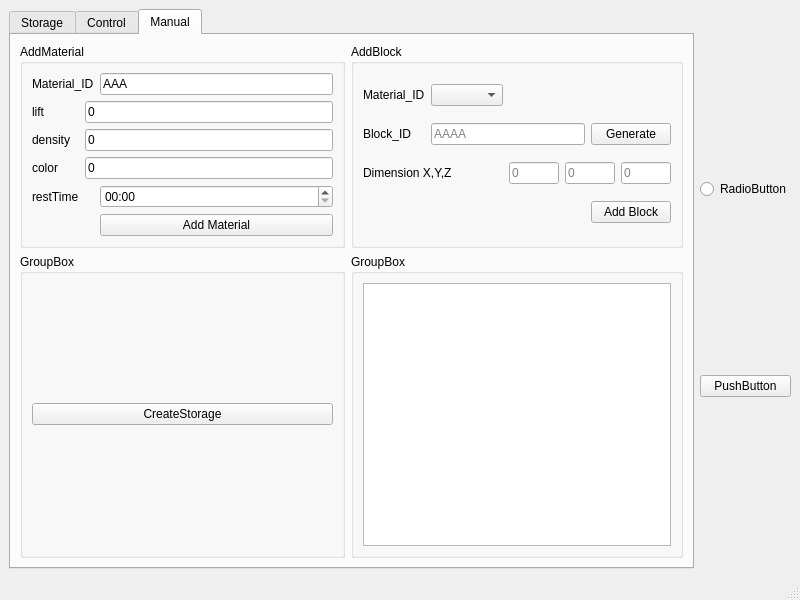
The window that GestMag/GUI/GestMagUI.ui (Obbart/SoftEng_GestMag) describes before a commit, drawn with Qt 5.
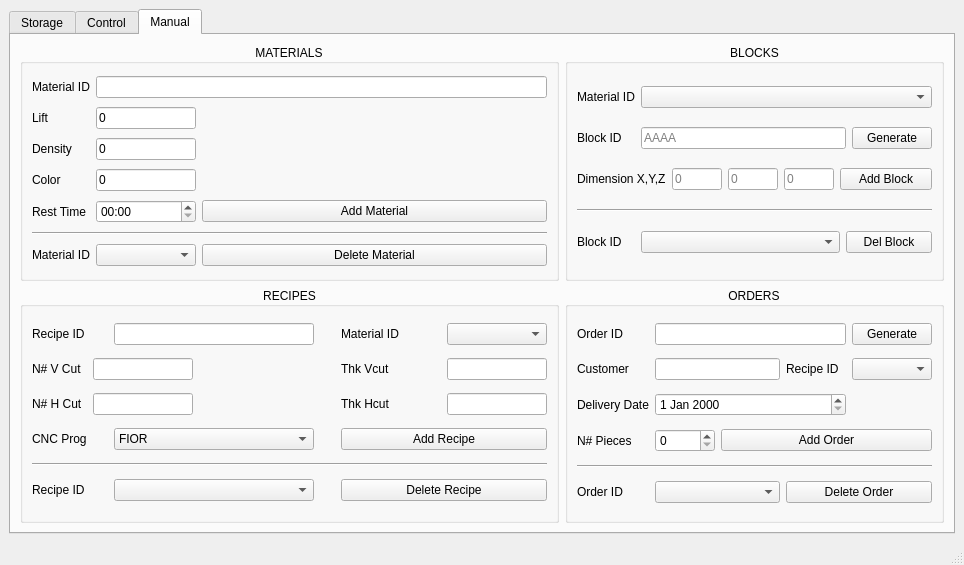
The same window after the commit.

Patch:
```diff
--- a/GestMag/GUI/GestMagUI.ui
+++ b/GestMag/GUI/GestMagUI.ui
@@ -6,12 +6,12 @@
    <rect>
     <x>0</x>
     <y>0</y>
-    <width>800</width>
-    <height>600</height>
+    <width>964</width>
+    <height>565</height>
    </rect>
   </property>
   <property name="sizePolicy">
-   <sizepolicy hsizetype="Preferred" vsizetype="Preferred">
+   <sizepolicy hsizetype="Fixed" vsizetype="Fixed">
     <horstretch>0</horstretch>
     <verstretch>0</verstretch>
    </sizepolicy>
@@ -32,17 +32,7 @@
        </attribute>
        <layout class="QVBoxLayout" name="verticalLayout_2">
         <item>
-         <widget class="QTableView" name="tableView">
-          <attribute name="horizontalHeaderVisible">
-           <bool>false</bool>
-          </attribute>
-          <attribute name="horizontalHeaderCascadingSectionResizes">
-           <bool>false</bool>
-          </attribute>
-          <attribute name="verticalHeaderVisible">
-           <bool>false</bool>
-          </attribute>
-         </widget>
+         <widget class="QTableWidget" name="tbl_storage"/>
         </item>
        </layout>
       </widget>
@@ -50,36 +40,492 @@
        <attribute name="title">
         <string>Control</string>
        </attribute>
+       <widget class="QPushButton" name="btn_createStorage">
+        <property name="geometry">
+         <rect>
+          <x>480</x>
+          <y>20</y>
+          <width>346</width>
+          <height>32</height>
+         </rect>
+        </property>
+        <property name="text">
+         <string>CreateStorage</string>
+        </property>
+       </widget>
       </widget>
       <widget class="QWidget" name="tab_manual">
        <attribute name="title">
         <string>Manual</string>
        </attribute>
        <layout class="QGridLayout" name="gridLayout">
+        <item row="0" column="1">
+         <widget class="QGroupBox" name="grp_block">
+          <property name="title">
+           <string>BLOCKS</string>
+          </property>
+          <property name="alignment">
+           <set>Qt::AlignCenter</set>
+          </property>
+          <layout class="QGridLayout" name="gridLayout_2">
+           <item row="0" column="0">
+            <widget class="QLabel" name="label">
+             <property name="text">
+              <string>Material ID</string>
+             </property>
+            </widget>
+           </item>
+           <item row="1" column="0">
+            <widget class="QLabel" name="label_2">
+             <property name="text">
+              <string>Block ID</string>
+             </property>
+            </widget>
+           </item>
+           <item row="1" column="1" colspan="4">
+            <widget class="QLineEdit" name="txt_blockID">
+             <property name="placeholderText">
+              <string>AAAA</string>
+             </property>
+            </widget>
+           </item>
+           <item row="1" column="5">
+            <widget class="QPushButton" name="btn_genID">
+             <property name="text">
+              <string>Generate</string>
+             </property>
+            </widget>
+           </item>
+           <item row="2" column="0" colspan="2">
+            <widget class="QLabel" name="label_3">
+             <property name="sizePolicy">
+              <sizepolicy hsizetype="Preferred" vsizetype="Fixed">
+               <horstretch>0</horstretch>
+               <verstretch>0</verstretch>
+              </sizepolicy>
+             </property>
+             <property name="maximumSize">
+              <size>
+               <width>100</width>
+               <height>16777215</height>
+              </size>
+             </property>
+             <property name="text">
+              <string>Dimension X,Y,Z</string>
+             </property>
+            </widget>
+           </item>
+           <item row="2" column="2">
+            <layout class="QHBoxLayout" name="horizontalLayout_2">
+             <property name="sizeConstraint">
+              <enum>QLayout::SetNoConstraint</enum>
+             </property>
+             <item>
+              <widget class="QLineEdit" name="txt_dimX">
+               <property name="sizePolicy">
+                <sizepolicy hsizetype="Maximum" vsizetype="Fixed">
+                 <horstretch>0</horstretch>
+                 <verstretch>0</verstretch>
+                </sizepolicy>
+               </property>
+               <property name="maximumSize">
+                <size>
+                 <width>50</width>
+                 <height>16777215</height>
+                </size>
+               </property>
+               <property name="placeholderText">
+                <string>0</string>
+               </property>
+              </widget>
+             </item>
+             <item>
+              <widget class="QLineEdit" name="txt_dimY">
+               <property name="sizePolicy">
+                <sizepolicy hsizetype="Preferred" vsizetype="Fixed">
+                 <horstretch>0</horstretch>
+                 <verstretch>0</verstretch>
+                </sizepolicy>
+               </property>
+               <property name="maximumSize">
+                <size>
+                 <width>50</width>
+                 <height>16777215</height>
+                </size>
+               </property>
+               <property name="placeholderText">
+                <string>0</string>
+               </property>
+              </widget>
+             </item>
+             <item>
+              <widget class="QLineEdit" name="txt_dimZ">
+               <property name="sizePolicy">
+                <sizepolicy hsizetype="Preferred" vsizetype="Fixed">
+                 <horstretch>0</horstretch>
+                 <verstretch>0</verstretch>
+                </sizepolicy>
+               </property>
+               <property name="maximumSize">
+                <size>
+                 <width>50</width>
+                 <height>16777215</height>
+                </size>
+               </property>
+               <property name="placeholderText">
+                <string>0</string>
+               </property>
+              </widget>
+             </item>
+            </layout>
+           </item>
+           <item row="2" column="3" colspan="3">
+            <widget class="QPushButton" name="btn_addBlock">
+             <property name="sizePolicy">
+              <sizepolicy hsizetype="Minimum" vsizetype="Fixed">
+               <horstretch>0</horstretch>
+               <verstretch>0</verstretch>
+              </sizepolicy>
+             </property>
+             <property name="baseSize">
+              <size>
+               <width>0</width>
+               <height>0</height>
+              </size>
+             </property>
+             <property name="text">
+              <string>Add Block</string>
+             </property>
+            </widget>
+           </item>
+           <item row="3" column="0" colspan="6">
+            <widget class="Line" name="line_3">
+             <property name="orientation">
+              <enum>Qt::Horizontal</enum>
+             </property>
+            </widget>
+           </item>
+           <item row="4" column="0">
+            <widget class="QLabel" name="label_18">
+             <property name="text">
+              <string>Block ID</string>
+             </property>
+            </widget>
+           </item>
+           <item row="4" column="1" colspan="3">
+            <widget class="QComboBox" name="cmb_blockID">
+             <property name="maxVisibleItems">
+              <number>10</number>
+             </property>
+            </widget>
+           </item>
+           <item row="4" column="4" colspan="2">
+            <widget class="QPushButton" name="btn_delBlock">
+             <property name="sizePolicy">
+              <sizepolicy hsizetype="Minimum" vsizetype="Fixed">
+               <horstretch>0</horstretch>
+               <verstretch>0</verstretch>
+              </sizepolicy>
+             </property>
+             <property name="baseSize">
+              <size>
+               <width>0</width>
+               <height>0</height>
+              </size>
+             </property>
+             <property name="text">
+              <string>Del Block</string>
+             </property>
+            </widget>
+           </item>
+           <item row="0" column="1" colspan="5">
+            <widget class="QComboBox" name="cmb_matID">
+             <property name="maxVisibleItems">
+              <number>10</number>
+             </property>
+            </widget>
+           </item>
+          </layout>
+         </widget>
+        </item>
         <item row="1" column="0">
-         <widget class="QGroupBox" name="groupBox_2">
+         <widget class="QGroupBox" name="grp_recipe">
           <property name="title">
-           <string>GroupBox</string>
+           <string>RECIPES</string>
           </property>
-          <layout class="QHBoxLayout" name="horizontalLayout_3">
-           <item>
-            <widget class="QPushButton" name="btn_createStorage">
+          <property name="alignment">
+           <set>Qt::AlignCenter</set>
+          </property>
+          <layout class="QGridLayout" name="gridLayout_4">
+           <item row="3" column="2">
+            <widget class="QComboBox" name="cmb_cncProg">
+             <property name="maxVisibleItems">
+              <number>10</number>
+             </property>
+             <item>
+              <property name="text">
+               <string>FIOR</string>
+              </property>
+             </item>
+             <item>
+              <property name="text">
+               <string>OZARI</string>
+              </property>
+             </item>
+             <item>
+              <property name="text">
+               <string>OKIN</string>
+              </property>
+             </item>
+             <item>
+              <property name="text">
+               <string>CULL</string>
+              </property>
+             </item>
+             <item>
+              <property name="text">
+               <string>LOCH</string>
+              </property>
+             </item>
+             <item>
+              <property name="text">
+               <string>GALT</string>
+              </property>
+             </item>
+            </widget>
+           </item>
+           <item row="2" column="1" colspan="3">
+            <widget class="QLineEdit" name="txt_nCutOriz">
+             <property name="maximumSize">
+              <size>
+               <width>100</width>
+               <height>16777215</height>
+              </size>
+             </property>
+             <property name="inputMask">
+              <string>000</string>
+             </property>
              <property name="text">
-              <string>CreateStorage</string>
+              <string/>
              </property>
+             <property name="maxLength">
+              <number>3</number>
+             </property>
+             <property name="placeholderText">
+              <string/>
+             </property>
             </widget>
            </item>
-          </layout>
-         </widget>
-        </item>
-        <item row="1" column="1">
-         <widget class="QGroupBox" name="groupBox_4">
-          <property name="title">
-           <string>GroupBox</string>
-          </property>
-          <layout class="QHBoxLayout" name="horizontalLayout_4">
-           <item>
-            <widget class="QTableView" name="tableView_2"/>
+           <item row="2" column="0">
+            <widget class="QLabel" name="label_12">
+             <property name="text">
+              <string>N# H Cut</string>
+             </property>
+            </widget>
+           </item>
+           <item row="2" column="4">
+            <widget class="QLabel" name="label_13">
+             <property name="text">
+              <string>Thk Hcut</string>
+             </property>
+            </widget>
+           </item>
+           <item row="3" column="0">
+            <widget class="QLabel" name="label_14">
+             <property name="sizePolicy">
+              <sizepolicy hsizetype="Preferred" vsizetype="Preferred">
+               <horstretch>0</horstretch>
+               <verstretch>0</verstretch>
+              </sizepolicy>
+             </property>
+             <property name="text">
+              <string>CNC Prog</string>
+             </property>
+            </widget>
+           </item>
+           <item row="1" column="0">
+            <widget class="QLabel" name="label_10">
+             <property name="text">
+              <string>N# V Cut</string>
+             </property>
+            </widget>
+           </item>
+           <item row="1" column="4">
+            <widget class="QLabel" name="label_11">
+             <property name="text">
+              <string>Thk Vcut</string>
+             </property>
+            </widget>
+           </item>
+           <item row="1" column="1" colspan="3">
+            <widget class="QLineEdit" name="txt_nCutVert">
+             <property name="maximumSize">
+              <size>
+               <width>100</width>
+               <height>16777215</height>
+              </size>
+             </property>
+             <property name="inputMask">
+              <string>000</string>
+             </property>
+             <property name="text">
+              <string/>
+             </property>
+             <property name="maxLength">
+              <number>3</number>
+             </property>
+             <property name="placeholderText">
+              <string/>
+             </property>
+            </widget>
+           </item>
+           <item row="1" column="7">
+            <widget class="QLineEdit" name="txt_spCutVert">
+             <property name="sizePolicy">
+              <sizepolicy hsizetype="Minimum" vsizetype="Fixed">
+               <horstretch>0</horstretch>
+               <verstretch>0</verstretch>
+              </sizepolicy>
+             </property>
+             <property name="maximumSize">
+              <size>
+               <width>100</width>
+               <height>16777215</height>
+              </size>
+             </property>
+             <property name="inputMask">
+              <string>000</string>
+             </property>
+             <property name="text">
+              <string/>
+             </property>
+             <property name="maxLength">
+              <number>3</number>
+             </property>
+             <property name="placeholderText">
+              <string/>
+             </property>
+            </widget>
+           </item>
+           <item row="6" column="0">
+            <widget class="QLabel" name="label_16">
+             <property name="text">
+              <string>Recipe ID</string>
+             </property>
+            </widget>
+           </item>
+           <item row="2" column="7">
+            <widget class="QLineEdit" name="txt_spCutOriz">
+             <property name="sizePolicy">
+              <sizepolicy hsizetype="Minimum" vsizetype="Fixed">
+               <horstretch>0</horstretch>
+               <verstretch>0</verstretch>
+              </sizepolicy>
+             </property>
+             <property name="maximumSize">
+              <size>
+               <width>100</width>
+               <height>16777215</height>
+              </size>
+             </property>
+             <property name="inputMask">
+              <string>000</string>
+             </property>
+             <property name="text">
+              <string/>
+             </property>
+             <property name="maxLength">
+              <number>3</number>
+             </property>
+             <property name="placeholderText">
+              <string/>
+             </property>
+            </widget>
+           </item>
+           <item row="6" column="2">
+            <widget class="QComboBox" name="cmb_recipeID"/>
+           </item>
+           <item row="4" column="0" colspan="8">
+            <widget class="Line" name="line">
+             <property name="sizePolicy">
+              <sizepolicy hsizetype="Minimum" vsizetype="Fixed">
+               <horstretch>0</horstretch>
+               <verstretch>0</verstretch>
+              </sizepolicy>
+             </property>
+             <property name="orientation">
+              <enum>Qt::Horizontal</enum>
+             </property>
+            </widget>
+           </item>
+           <item row="3" column="4" colspan="4">
+            <widget class="QPushButton" name="btn_addRecipe">
+             <property name="sizePolicy">
+              <sizepolicy hsizetype="Minimum" vsizetype="Fixed">
+               <horstretch>0</horstretch>
+               <verstretch>0</verstretch>
+              </sizepolicy>
+             </property>
+             <property name="baseSize">
+              <size>
+               <width>0</width>
+               <height>0</height>
+              </size>
+             </property>
+             <property name="text">
+              <string>Add Recipe</string>
+             </property>
+            </widget>
+           </item>
+           <item row="6" column="4" colspan="4">
+            <widget class="QPushButton" name="btn_delRecipe">
+             <property name="text">
+              <string>Delete Recipe</string>
+             </property>
+            </widget>
+           </item>
+           <item row="0" column="0">
+            <widget class="QLabel" name="label_15">
+             <property name="sizePolicy">
+              <sizepolicy hsizetype="Maximum" vsizetype="Preferred">
+               <horstretch>0</horstretch>
+               <verstretch>0</verstretch>
+              </sizepolicy>
+             </property>
+             <property name="text">
+              <string>Recipe ID</string>
+             </property>
+            </widget>
+           </item>
+           <item row="0" column="2">
+            <widget class="QLineEdit" name="txt_rcpID">
+             <property name="maximumSize">
+              <size>
+               <width>200</width>
+               <height>16777215</height>
+              </size>
+             </property>
+             <property name="inputMask">
+              <string/>
+             </property>
+             <property name="maxLength">
+              <number>32767</number>
+             </property>
+            </widget>
+           </item>
+           <item row="0" column="4">
+            <widget class="QLabel" name="label_9">
+             <property name="text">
+              <string>Material ID</string>
+             </property>
+            </widget>
+           </item>
+           <item row="0" column="7">
+            <widget class="QComboBox" name="cmb_matID3">
+             <property name="maxVisibleItems">
+              <number>10</number>
+             </property>
+            </widget>
            </item>
           </layout>
          </widget>
@@ -87,11 +533,62 @@
         <item row="0" column="0">
          <widget class="QGroupBox" name="grp_material">
           <property name="title">
-           <string>AddMaterial</string>
+           <string>MATERIALS</string>
+          </property>
+          <property name="alignment">
+           <set>Qt::AlignCenter</set>
           </property>
           <layout class="QGridLayout" name="gridLayout_3">
-           <item row="1" column="1" colspan="2">
+           <item row="0" column="0">
+            <widget class="QLabel" name="label_4">
+             <property name="sizePolicy">
+              <sizepolicy hsizetype="Maximum" vsizetype="Preferred">
+               <horstretch>0</horstretch>
+               <verstretch>0</verstretch>
+              </sizepolicy>
+             </property>
+             <property name="text">
+              <string>Material ID</string>
+             </property>
+            </widget>
+           </item>
+           <item row="0" column="1" colspan="2">
+            <widget class="QLineEdit" name="txt_matID">
+             <property name="maximumSize">
+              <size>
+               <width>16777215</width>
+               <height>16777215</height>
+              </size>
+             </property>
+             <property name="inputMask">
+              <string/>
+             </property>
+             <property name="text">
+              <string/>
+             </property>
+             <property name="maxLength">
+              <number>32767</number>
+             </property>
+             <property name="placeholderText">
+              <string/>
+             </property>
+            </widget>
+           </item>
+           <item row="1" column="0">
+            <widget class="QLabel" name="label_5">
+             <property name="text">
+              <string>Lift</string>
+             </property>
+            </widget>
+           </item>
+           <item row="1" column="1">
             <widget class="QLineEdit" name="txt_lift">
+             <property name="maximumSize">
+              <size>
+               <width>100</width>
+               <height>16777215</height>
+              </size>
+             </property>
              <property name="inputMask">
               <string>000</string>
              </property>
@@ -103,22 +600,24 @@
              </property>
             </widget>
            </item>
-           <item row="4" column="0">
-            <widget class="QLabel" name="label_8">
-             <property name="text">
-              <string>restTime</string>
-             </property>
-            </widget>
-           </item>
            <item row="2" column="0">
             <widget class="QLabel" name="label_6">
              <property name="text">
-              <string>density</string>
+              <string>Density</string>
+             </property>
+             <property name="alignment">
+              <set>Qt::AlignLeading|Qt::AlignLeft|Qt::AlignVCenter</set>
              </property>
             </widget>
            </item>
-           <item row="4" column="2">
+           <item row="4" column="1">
             <widget class="QTimeEdit" name="tim_restTime">
+             <property name="maximumSize">
+              <size>
+               <width>100</width>
+               <height>16777215</height>
+              </size>
+             </property>
              <property name="maximumDateTime">
               <datetime>
                <hour>23</hour>
@@ -140,14 +639,20 @@
              </property>
             </widget>
            </item>
-           <item row="3" column="1" colspan="2">
-            <widget class="QLineEdit" name="txt_color">
+           <item row="2" column="1">
+            <widget class="QLineEdit" name="txt_density">
+             <property name="maximumSize">
+              <size>
+               <width>100</width>
+               <height>16777215</height>
+              </size>
+             </property>
+             <property name="inputMask">
+              <string>000</string>
+             </property>
              <property name="text">
               <string>0</string>
              </property>
-             <property name="maxLength">
-              <number>10</number>
-             </property>
              <property name="placeholderText">
               <string/>
              </property>
@@ -156,29 +661,41 @@
            <item row="3" column="0">
             <widget class="QLabel" name="label_7">
              <property name="text">
-              <string>color</string>
+              <string>Color</string>
              </property>
             </widget>
            </item>
-           <item row="1" column="0">
-            <widget class="QLabel" name="label_5">
+           <item row="3" column="1">
+            <widget class="QLineEdit" name="txt_color">
+             <property name="maximumSize">
+              <size>
+               <width>100</width>
+               <height>16777215</height>
+              </size>
+             </property>
              <property name="text">
-              <string>lift</string>
+              <string>0</string>
              </property>
+             <property name="maxLength">
+              <number>10</number>
+             </property>
+             <property name="placeholderText">
+              <string/>
+             </property>
             </widget>
            </item>
-           <item row="0" column="0" colspan="2">
-            <widget class="QLabel" name="label_4">
+           <item row="4" column="0">
+            <widget class="QLabel" name="label_8">
              <property name="text">
-              <string>Material_ID</string>
+              <string>Rest Time</string>
              </property>
             </widget>
            </item>
-           <item row="5" column="2">
+           <item row="4" column="2">
             <widget class="QPushButton" name="btn_addMaterial">
              <property name="sizePolicy">
               <sizepolicy hsizetype="Minimum" vsizetype="Fixed">
-               <horstretch>0</horstretch>
+               <horstretch>1</horstretch>
                <verstretch>0</verstretch>
               </sizepolicy>
              </property>
@@ -193,177 +710,151 @@
              </property>
             </widget>
            </item>
-           <item row="0" column="2">
-            <widget class="QLineEdit" name="txt_matID">
+           <item row="6" column="0">
+            <widget class="QLabel" name="label_17">
+             <property name="sizePolicy">
+              <sizepolicy hsizetype="Maximum" vsizetype="Preferred">
+               <horstretch>0</horstretch>
+               <verstretch>0</verstretch>
+              </sizepolicy>
+             </property>
              <property name="text">
-              <string>AAA</string>
+              <string>Material ID</string>
              </property>
-             <property name="maxLength">
-              <number>20</number>
+            </widget>
+           </item>
+           <item row="6" column="1">
+            <widget class="QComboBox" name="cmb_matID2">
+             <property name="maxVisibleItems">
+              <number>10</number>
              </property>
-             <property name="placeholderText">
-              <string/>
-             </property>
             </widget>
            </item>
-           <item row="2" column="1" colspan="2">
-            <widget class="QLineEdit" name="txt_density">
-             <property name="inputMask">
-              <string>000</string>
+           <item row="6" column="2">
+            <widget class="QPushButton" name="btn_delMaterial">
+             <property name="sizePolicy">
+              <sizepolicy hsizetype="Minimum" vsizetype="Fixed">
+               <horstretch>1</horstretch>
+               <verstretch>0</verstretch>
+              </sizepolicy>
              </property>
+             <property name="baseSize">
+              <size>
+               <width>0</width>
+               <height>0</height>
+              </size>
+             </property>
              <property name="text">
-              <string>0</string>
+              <string>Delete Material</string>
              </property>
-             <property name="placeholderText">
-              <string/>
+            </widget>
+           </item>
+           <item row="5" column="0" colspan="3">
+            <widget class="Line" name="line_2">
+             <property name="orientation">
+              <enum>Qt::Horizontal</enum>
              </property>
             </widget>
            </item>
           </layout>
          </widget>
         </item>
-        <item row="0" column="1">
-         <widget class="QGroupBox" name="grp_block">
+        <item row="1" column="1">
+         <widget class="QGroupBox" name="groupBox_4">
           <property name="title">
-           <string>AddBlock</string>
+           <string>ORDERS</string>
           </property>
-          <layout class="QGridLayout" name="gridLayout_2">
+          <property name="alignment">
+           <set>Qt::AlignCenter</set>
+          </property>
+          <layout class="QGridLayout" name="gridLayout_5">
+           <item row="0" column="0">
+            <widget class="QLabel" name="label_19">
+             <property name="text">
+              <string>Order ID</string>
+             </property>
+            </widget>
+           </item>
+           <item row="0" column="1" colspan="3">
+            <widget class="QLineEdit" name="txt_orderID"/>
+           </item>
+           <item row="0" column="4">
+            <widget class="QPushButton" name="btn_genID2">
+             <property name="text">
+              <string>Generate</string>
+             </property>
+            </widget>
+           </item>
+           <item row="1" column="0">
+            <widget class="QLabel" name="label_20">
+             <property name="text">
+              <string>Customer</string>
+             </property>
+            </widget>
+           </item>
            <item row="1" column="1" colspan="2">
-            <widget class="QLineEdit" name="txt_blockID">
-             <property name="placeholderText">
-              <string>AAAA</string>
-             </property>
-            </widget>
+            <widget class="QLineEdit" name="txt_customer"/>
            </item>
            <item row="1" column="3">
-            <widget class="QPushButton" name="btn_genID">
+            <widget class="QLabel" name="label_22">
              <property name="text">
-              <string>Generate</string>
+              <string>Recipe ID</string>
              </property>
             </widget>
            </item>
-           <item row="0" column="0">
-            <widget class="QLabel" name="label">
+           <item row="1" column="4">
+            <widget class="QComboBox" name="cmb_recipeID2"/>
+           </item>
+           <item row="2" column="0">
+            <widget class="QLabel" name="label_21">
              <property name="text">
-              <string>Material_ID</string>
+              <string>Delivery Date</string>
              </property>
             </widget>
            </item>
-           <item row="1" column="0">
-            <widget class="QLabel" name="label_2">
+           <item row="2" column="1" colspan="3">
+            <widget class="QDateEdit" name="dat_deliveryDate"/>
+           </item>
+           <item row="3" column="0">
+            <widget class="QLabel" name="label_23">
              <property name="text">
-              <string>Block_ID</string>
+              <string>N# Pieces</string>
              </property>
             </widget>
            </item>
-           <item row="2" column="0" colspan="2">
-            <widget class="QLabel" name="label_3">
-             <property name="sizePolicy">
-              <sizepolicy hsizetype="Preferred" vsizetype="Fixed">
-               <horstretch>0</horstretch>
-               <verstretch>0</verstretch>
-              </sizepolicy>
-             </property>
-             <property name="maximumSize">
-              <size>
-               <width>100</width>
-               <height>16777215</height>
-              </size>
-             </property>
+           <item row="3" column="1">
+            <widget class="QSpinBox" name="spn_nPieces"/>
+           </item>
+           <item row="3" column="2" colspan="3">
+            <widget class="QPushButton" name="btn_addOrder">
              <property name="text">
-              <string>Dimension X,Y,Z</string>
+              <string>Add Order</string>
              </property>
             </widget>
            </item>
-           <item row="0" column="1">
-            <widget class="QComboBox" name="cmb_matID">
-             <property name="maxVisibleItems">
-              <number>10</number>
+           <item row="4" column="0" colspan="5">
+            <widget class="Line" name="line_4">
+             <property name="orientation">
+              <enum>Qt::Horizontal</enum>
              </property>
             </widget>
            </item>
-           <item row="3" column="3">
-            <widget class="QPushButton" name="btn_addBlock">
-             <property name="sizePolicy">
-              <sizepolicy hsizetype="Minimum" vsizetype="Fixed">
-               <horstretch>0</horstretch>
-               <verstretch>0</verstretch>
-              </sizepolicy>
-             </property>
-             <property name="baseSize">
-              <size>
-               <width>0</width>
-               <height>0</height>
-              </size>
-             </property>
+           <item row="5" column="0">
+            <widget class="QLabel" name="label_24">
              <property name="text">
-              <string>Add Block</string>
+              <string>Order ID</string>
              </property>
             </widget>
            </item>
-           <item row="2" column="2" colspan="2">
-            <layout class="QHBoxLayout" name="horizontalLayout_2">
-             <property name="sizeConstraint">
-              <enum>QLayout::SetNoConstraint</enum>
+           <item row="5" column="1" colspan="2">
+            <widget class="QComboBox" name="cmb_orderID"/>
+           </item>
+           <item row="5" column="3" colspan="2">
+            <widget class="QPushButton" name="btn_delOrder">
+             <property name="text">
+              <string>Delete Order</string>
              </property>
-             <item>
-              <widget class="QLineEdit" name="txt_dimX">
-               <property name="sizePolicy">
-                <sizepolicy hsizetype="Maximum" vsizetype="Fixed">
-                 <horstretch>0</horstretch>
-                 <verstretch>0</verstretch>
-                </sizepolicy>
-               </property>
-               <property name="maximumSize">
-                <size>
-                 <width>50</width>
-                 <height>16777215</height>
-                </size>
-               </property>
-               <property name="placeholderText">
-                <string>0</string>
-               </property>
-              </widget>
-             </item>
-             <item>
-              <widget class="QLineEdit" name="txt_dimY">
-               <property name="sizePolicy">
-                <sizepolicy hsizetype="Preferred" vsizetype="Fixed">
-                 <horstretch>0</horstretch>
-                 <verstretch>0</verstretch>
-                </sizepolicy>
-               </property>
-               <property name="maximumSize">
-                <size>
-                 <width>50</width>
-                 <height>16777215</height>
-                </size>
-               </property>
-               <property name="placeholderText">
-                <string>0</string>
-               </property>
-              </widget>
-             </item>
-             <item>
-              <widget class="QLineEdit" name="txt_dimZ">
-               <property name="sizePolicy">
-                <sizepolicy hsizetype="Preferred" vsizetype="Fixed">
-                 <horstretch>0</horstretch>
-                 <verstretch>0</verstretch>
-                </sizepolicy>
-               </property>
-               <property name="maximumSize">
-                <size>
-                 <width>50</width>
-                 <height>16777215</height>
-                </size>
-               </property>
-               <property name="placeholderText">
-                <string>0</string>
-               </property>
-              </widget>
-             </item>
-            </layout>
+            </widget>
            </item>
           </layout>
          </widget>
@@ -372,24 +863,6 @@
       </widget>
      </widget>
     </item>
-    <item>
-     <layout class="QVBoxLayout" name="verticalLayout">
-      <item>
-       <widget class="QRadioButton" name="radioButton">
-        <property name="text">
-         <string>RadioButton</string>
-        </property>
-       </widget>
-      </item>
-      <item>
-       <widget class="QPushButton" name="pushButton">
-        <property name="text">
-         <string>PushButton</string>
-        </property>
-       </widget>
-      </item>
-     </layout>
-    </item>
    </layout>
   </widget>
   <widget class="QStatusBar" name="statusbar"/>
```
Left out of the diff: 12 changed lines with no effect on the pictures.
